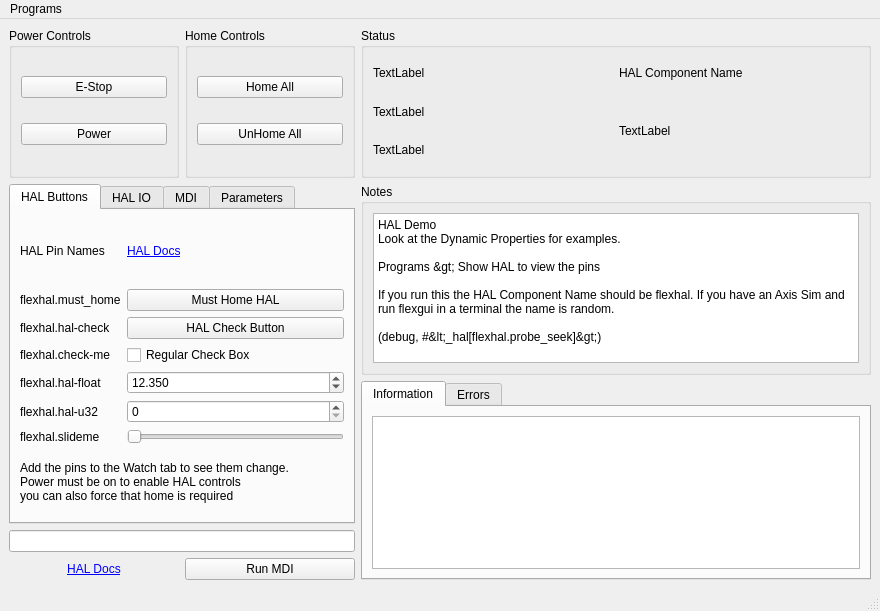
This is examples/features/hal/hal.ui in jethornton/flexgui as Qt 5 draws it before an edit. The edited form follows.
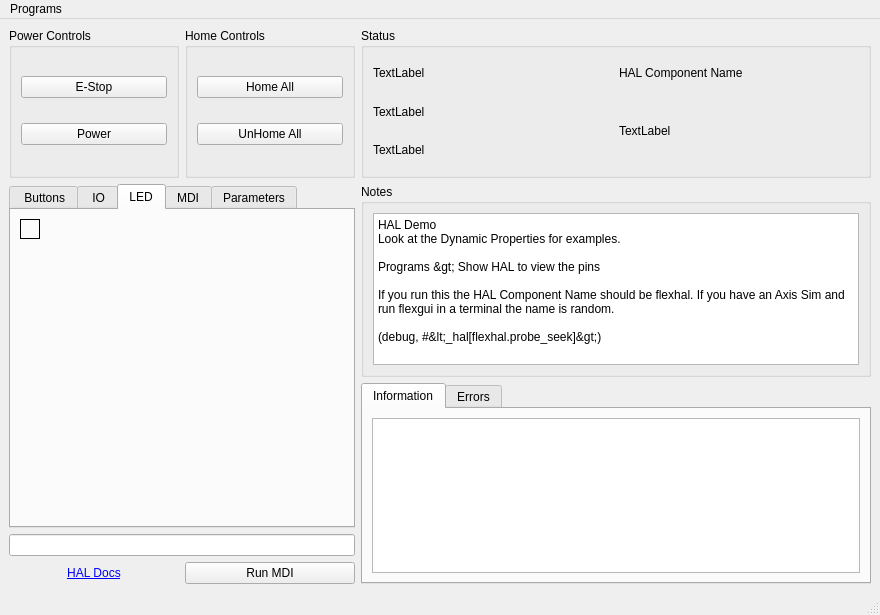
This is the edited form. The open tabs and pages were chosen to show the change.

Diff of the .ui file:
```diff
--- a/examples/features/hal/hal.ui
+++ b/examples/features/hal/hal.ui
@@ -7,7 +7,7 @@
     <x>0</x>
     <y>0</y>
     <width>880</width>
-    <height>611</height>
+    <height>615</height>
    </rect>
   </property>
   <property name="windowTitle">
@@ -187,7 +187,7 @@
       </property>
       <widget class="QWidget" name="tabWidget_3Page1">
        <attribute name="title">
-        <string>HAL Buttons</string>
+        <string> Buttons</string>
        </attribute>
        <layout class="QGridLayout" name="gridLayout_3">
         <item row="3" column="1">
@@ -388,7 +388,7 @@
       </widget>
       <widget class="QWidget" name="tab_2">
        <attribute name="title">
-        <string>HAL IO</string>
+        <string> IO</string>
        </attribute>
        <layout class="QGridLayout" name="gridLayout_7">
         <item row="3" column="0">
@@ -538,6 +538,49 @@
         </item>
        </layout>
       </widget>
+      <widget class="QWidget" name="tab_5">
+       <attribute name="title">
+        <string>LED</string>
+       </attribute>
+       <layout class="QGridLayout" name="gridLayout_10">
+        <item row="1" column="0">
+         <spacer name="verticalSpacer">
+          <property name="orientation">
+           <enum>Qt::Vertical</enum>
+          </property>
+          <property name="sizeHint" stdset="0">
+           <size>
+            <width>20</width>
+            <height>40</height>
+           </size>
+          </property>
+         </spacer>
+        </item>
+        <item row="0" column="0">
+         <widget class="QLabel" name="label_25">
+          <property name="frameShape">
+           <enum>QFrame::Box</enum>
+          </property>
+          <property name="text">
+           <string/>
+          </property>
+         </widget>
+        </item>
+        <item row="0" column="1">
+         <spacer name="horizontalSpacer">
+          <property name="orientation">
+           <enum>Qt::Horizontal</enum>
+          </property>
+          <property name="sizeHint" stdset="0">
+           <size>
+            <width>40</width>
+            <height>20</height>
+           </size>
+          </property>
+         </spacer>
+        </item>
+       </layout>
+      </widget>
       <widget class="QWidget" name="tab_4">
        <attribute name="title">
         <string>MDI</string>
```
Left out of the diff: 2 changed lines with no effect on the pictures.
